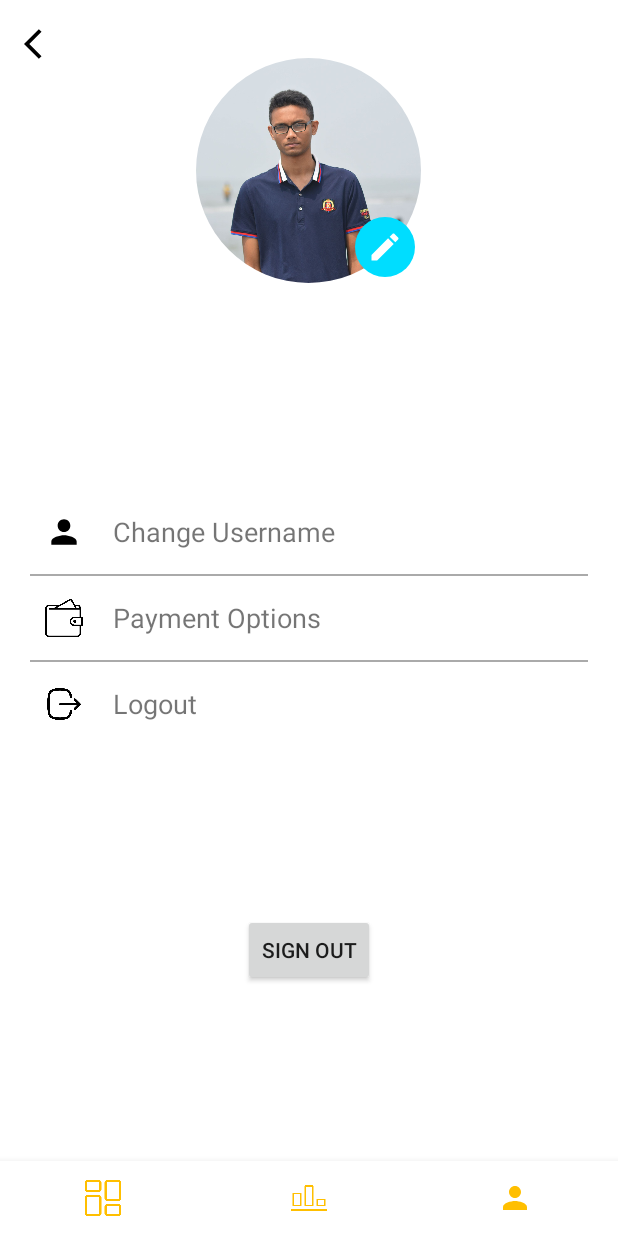
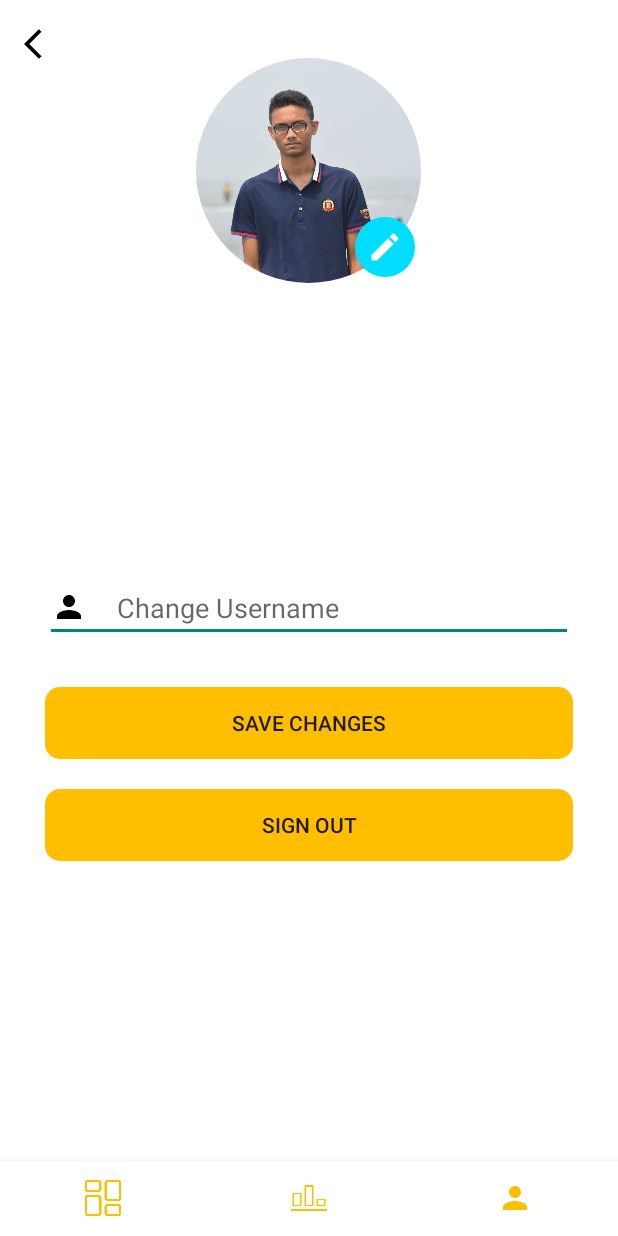
Before and after one commit to AudwitNafi/FinTracker, an Android app: the ProfileActivity screen opened directly, with no data from a screen before it, on a phone screen of 412 x 824 dp. Run offline under Robolectric (Android 15) with nearby library versions, the phone set to English and light mode, and no system bars; our stand-ins replace Firebase (no records; nobody signed in at launch, a user with empty details on screens opened directly); Roboto replaces fonts that are not available here; 2 statements that could not run were skipped.

Commit message:
update user

```diff
--- a/app/src/main/java/com/example/myapplication/acitivities/ProfileActivity.kt
+++ b/app/src/main/java/com/example/myapplication/acitivities/ProfileActivity.kt
@@ -5,6 +5,7 @@ import androidx.appcompat.app.AppCompatActivity
 import android.os.Bundle
 import android.view.WindowManager
 import android.widget.Button
+import android.widget.EditText
 import android.widget.ImageView
 import android.widget.LinearLayout
 import android.widget.TextView
@@ -16,8 +17,10 @@ import com.google.android.material.bottomnavigation.BottomNavigationView
 import com.google.firebase.auth.FirebaseAuth
 import com.google.firebase.auth.ktx.auth
 import com.google.firebase.ktx.Firebase
+import java.util.HashMap
 
 class ProfileActivity : AppCompatActivity() {
+    private lateinit var mUser: User
 
     override fun onCreate(savedInstanceState: Bundle?) {
         super.onCreate(savedInstanceState)
@@ -54,9 +57,23 @@ class ProfileActivity : AppCompatActivity() {
         signOutBtn.setOnClickListener {
             signOut()
         }
+
+        var saveChangesBtn : Button = findViewById(R.id.save_changes_btn)
+        saveChangesBtn.setOnClickListener {
+            updateUserData()
+        }
     }
 
+    fun updateUserData()
+    {
+        val etName: EditText = findViewById(R.id.et_change_name)
+//        val userHashMap = HashMap<String, Any>()
+        if(etName.text.toString() != mUser.name)
+            FirestoreClass().updateUserName(this, etName.text.toString())
+        finish()
+    }
     fun setUserData(user: User){
+        mUser = user
         val dp : ImageView = findViewById(R.id.profile_picture)
         val username : TextView = findViewById(R.id.tv_profile_username)
 
--- a/app/src/main/java/com/example/myapplication/firebase/FirestoreClass.kt
+++ b/app/src/main/java/com/example/myapplication/firebase/FirestoreClass.kt
@@ -1,6 +1,7 @@
 package com.example.myapplication.firebase
 
 import android.app.Activity
+import android.content.ContentValues.TAG
 import android.util.Log
 import android.widget.Toast
 import com.example.myapplication.acitivities.*
@@ -9,6 +10,7 @@ import com.example.myapplication.models.User
 import com.google.firebase.auth.FirebaseAuth
 import com.google.firebase.firestore.FirebaseFirestore
 import com.google.firebase.firestore.SetOptions
+import java.util.*
 
 class FirestoreClass {
     private val mFireStore = FirebaseFirestore.getInstance()
@@ -44,6 +46,15 @@ class FirestoreClass {
             .addOnFailureListener { exception ->
                 Log.e(activity.javaClass.simpleName, "Error retrieving expenses: $exception")
             }
+    }
+
+    fun updateUserName(activity: ProfileActivity, username: String)
+    {
+        val userRef = mFireStore.collection("Users").document(getCurrentUserId())
+        userRef
+            .update("name", username)
+            .addOnSuccessListener { Log.d(TAG, "DocumentSnapshot successfully updated!") }
+            .addOnFailureListener { e -> Log.w(TAG, "Error updating document", e) }
     }
 
     fun registerUser(activity: SignUpActivity, userInfo: User)
--- /dev/null
+++ b/app/src/main/res/drawable/baseline_power_settings_new_24.xml
@@ -0,0 +1,5 @@
+<vector android:height="24dp" android:tint="#000000"
+    android:viewportHeight="24" android:viewportWidth="24"
+    android:width="24dp" xmlns:android="http://schemas.android.com/apk/res/android">
+    <path android:fillColor="@android:color/white" android:pathData="M13,3h-2v10h2L13,3zM17.83,5.17l-1.42,1.42C17.99,7.86 19,9.81 19,12c0,3.87 -3.13,7 -7,7s-7,-3.13 -7,-7c0,-2.19 1.01,-4.14 2.58,-5.42L6.17,5.17C4.23,6.82 3,9.26 3,12c0,4.97 4.03,9 9,9s9,-4.03 9,-9c0,-2.74 -1.23,-5.18 -3.17,-6.83z"/>
+</vector>
--- /dev/null
+++ b/app/src/main/res/drawable/ic_sign_out.xml
@@ -0,0 +1,5 @@
+<vector android:height="24dp" android:tint="#000000"
+    android:viewportHeight="24" android:viewportWidth="24"
+    android:width="24dp" xmlns:android="http://schemas.android.com/apk/res/android">
+    <path android:fillColor="@android:color/white" android:pathData="M13,3h-2v10h2L13,3zM17.83,5.17l-1.42,1.42C17.99,7.86 19,9.81 19,12c0,3.87 -3.13,7 -7,7s-7,-3.13 -7,-7c0,-2.19 1.01,-4.14 2.58,-5.42L6.17,5.17C4.23,6.82 3,9.26 3,12c0,4.97 4.03,9 9,9s9,-4.03 9,-9c0,-2.74 -1.23,-5.18 -3.17,-6.83z"/>
+</vector>
--- a/app/src/main/res/layout/activity_profile.xml
+++ b/app/src/main/res/layout/activity_profile.xml
@@ -68,88 +68,45 @@
         android:id="@+id/linearLayout3"
         android:layout_width="match_parent"
         android:layout_height="wrap_content"
+        android:layout_marginHorizontal="30dp"
         android:orientation="vertical"
         app:layout_constraintBottom_toBottomOf="parent"
         app:layout_constraintEnd_toEndOf="parent"
         app:layout_constraintStart_toStartOf="parent"
-        app:layout_constraintTop_toTopOf="parent">
+        app:layout_constraintTop_toTopOf="parent"
+        app:layout_constraintVertical_bias="0.602">
 
-        <LinearLayout
-            android:id="@+id/edit_username_btn"
+
+        <EditText
+            android:id="@+id/et_change_name"
             android:layout_width="match_parent"
             android:layout_height="wrap_content"
-            android:layout_marginHorizontal="30dp"
-            android:layout_marginVertical="10dp"
-            android:orientation="horizontal">
+            android:layout_marginVertical="20dp"
+            android:drawableStart="@drawable/baseline_person_24"
+            android:drawablePadding="20dp"
+            android:hint="Change Username" />
 
-            <androidx.appcompat.widget.AppCompatImageView
-                android:layout_width="25dp"
-                android:layout_height="25dp"
-                android:src="@drawable/baseline_person_24" />
-
-            <TextView
-                android:layout_width="match_parent"
-                android:layout_height="wrap_content"
-                android:layout_marginHorizontal="20dp"
-                android:text="Change Username"
-                android:textSize="18sp" />
-        </LinearLayout>
-
-        <View
-            android:layout_width="match_parent"
-            android:layout_height="1dp"
-            android:layout_marginHorizontal="20dp"
-            android:layout_marginVertical="5dp"
-            android:background="@android:color/darker_gray" />
-
-        <LinearLayout
-            android:id="@+id/payment_options_btn"
+        <androidx.appcompat.widget.AppCompatButton
+            android:id="@+id/save_changes_btn"
             android:layout_width="match_parent"
             android:layout_height="wrap_content"
-            android:layout_marginHorizontal="30dp"
             android:layout_marginVertical="10dp"
-            android:orientation="horizontal">
+            android:background="@drawable/ripple_bg"
+            android:backgroundTint="#FFBF00"
+            android:text="Save Changes" />
 
-            <androidx.appcompat.widget.AppCompatImageView
-                android:layout_width="25dp"
-                android:layout_height="25dp"
-                android:src="@drawable/ic_wallet2" />
 
-            <TextView
-                android:layout_width="match_parent"
-                android:layout_height="wrap_content"
-                android:layout_marginHorizontal="20dp"
-                android:text="Payment Options"
-                android:textSize="18sp" />
-        </LinearLayout>
-
-        <View
-            android:layout_width="match_parent"
-            android:layout_height="1dp"
-            android:layout_marginHorizontal="20dp"
-            android:layout_marginVertical="5dp"
-            android:background="@android:color/darker_gray" />
-
-        <LinearLayout
-            android:id="@+id/logout_btn"
+        <androidx.appcompat.widget.AppCompatButton
+            android:id="@+id/temp_sign_out_btn"
             android:layout_width="match_parent"
             android:layout_height="wrap_content"
-            android:layout_marginHorizontal="30dp"
+
             android:layout_marginVertical="10dp"
-            android:orientation="horizontal">
+            android:background="@drawable/ripple_bg"
+            android:backgroundTint="#FFBF00"
 
-            <androidx.appcompat.widget.AppCompatImageView
-                android:layout_width="25dp"
-                android:layout_height="25dp"
-                android:src="@drawable/ic_logout2" />
 
-            <TextView
-                android:layout_width="match_parent"
-                android:layout_height="wrap_content"
-                android:layout_marginHorizontal="20dp"
-                android:text="Logout"
-                android:textSize="18sp" />
-        </LinearLayout>
+            android:text="Sign Out" />
     </LinearLayout>
 
     <com.google.android.material.bottomnavigation.BottomNavigationView
@@ -171,14 +128,5 @@
 
         ></com.google.android.material.bottomnavigation.BottomNavigationView>
 
-    <Button
-        android:id="@+id/temp_sign_out_btn"
-        android:layout_width="wrap_content"
-        android:layout_height="wrap_content"
-        android:text="Sign Out"
-        app:layout_constraintBottom_toTopOf="@+id/bottom_navigation_view"
-        app:layout_constraintEnd_toEndOf="parent"
-        app:layout_constraintStart_toStartOf="parent"
-        app:layout_constraintTop_toBottomOf="@+id/linearLayout3" />
 
 </androidx.constraintlayout.widget.ConstraintLayout>
```
